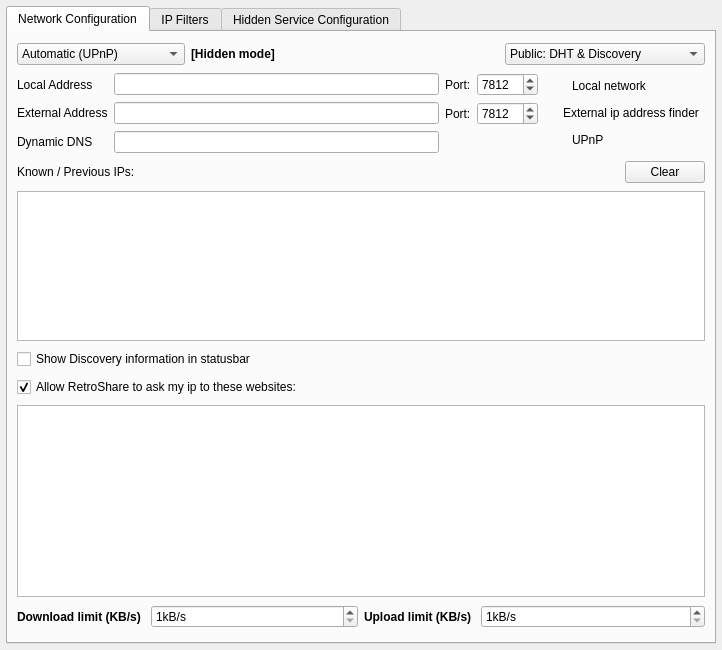
The window that retroshare-gui/src/gui/settings/ServerPage.ui (RetroShare/RetroShare) describes before a commit, drawn with Qt 5.
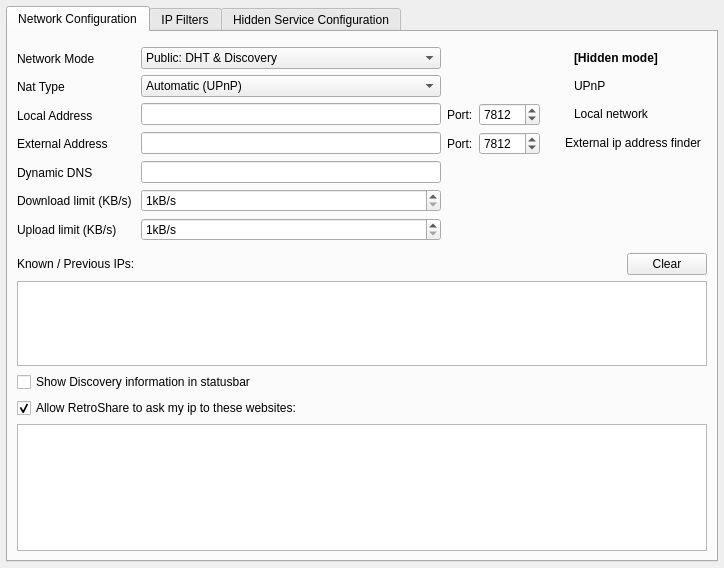
The same window after the commit. Icons and pictures are not drawn.

Commit message: Improved Network Settings Layout, better look and order

Diff of the .ui file:
```diff
--- a/retroshare-gui/src/gui/settings/ServerPage.ui
+++ b/retroshare-gui/src/gui/settings/ServerPage.ui
@@ -6,8 +6,8 @@
    <rect>
     <x>0</x>
     <y>0</y>
-    <width>722</width>
-    <height>650</height>
+    <width>724</width>
+    <height>568</height>
    </rect>
   </property>
   <layout class="QVBoxLayout" name="verticalLayout_3">
@@ -32,104 +32,36 @@
       <attribute name="title">
        <string>Network Configuration</string>
       </attribute>
-      <layout class="QVBoxLayout" name="verticalLayout_2">
-       <item>
-        <layout class="QHBoxLayout" name="horizontalLayout_2">
-         <item>
-          <widget class="QComboBox" name="netModeComboBox">
-           <item>
-            <property name="text">
-             <string>Automatic (UPnP)</string>
-            </property>
-           </item>
-           <item>
-            <property name="text">
-             <string>Firewalled</string>
-            </property>
-           </item>
-           <item>
-            <property name="text">
-             <string>Manually Forwarded Port</string>
-            </property>
-           </item>
-          </widget>
-         </item>
-         <item>
-          <widget class="QLabel" name="hiddenMode_LB">
-           <property name="font">
-            <font>
-             <weight>75</weight>
-             <bold>true</bold>
-            </font>
-           </property>
-           <property name="toolTip">
-            <string>&lt;html&gt;&lt;head/&gt;&lt;body&gt;&lt;p&gt;This Retroshare node is running in &amp;quot;Hidden Mode&amp;quot;. That means it can only be reached though the Tor network.&lt;/p&gt;&lt;p&gt;As such, some network options are disabled.&lt;/p&gt;&lt;/body&gt;&lt;/html&gt;</string>
-           </property>
-           <property name="text">
-            <string>[Hidden mode]</string>
-           </property>
-          </widget>
-         </item>
-         <item>
-          <spacer>
-           <property name="orientation">
-            <enum>Qt::Horizontal</enum>
-           </property>
-           <property name="sizeType">
-            <enum>QSizePolicy::MinimumExpanding</enum>
-           </property>
-           <property name="sizeHint" stdset="0">
-            <size>
-             <width>40</width>
-             <height>20</height>
-            </size>
-           </property>
-          </spacer>
-         </item>
-         <item>
-          <widget class="QComboBox" name="discComboBox">
-           <property name="minimumSize">
-            <size>
-             <width>200</width>
-             <height>0</height>
-            </size>
-           </property>
-           <property name="toolTip">
-            <string>&lt;html&gt;&lt;head/&gt;&lt;body&gt;&lt;p&gt;The DHT allows you to answer connection requests from your friends using BitTorrent's DHT. It greatly improves the connectivity. No information is actually stored in the DHT. It is only used as a proxy system to get in touch with other Retroshare nodes.&lt;/p&gt;&lt;p&gt;The Discovery service sends node name and ids of your trusted contacts to connected peers, to help them choose new friends. The friendship is never automatic however, and both peers still need to trust each other to allow connection. &lt;/p&gt;&lt;/body&gt;&lt;/html&gt;</string>
-           </property>
-           <item>
-            <property name="text">
-             <string>Public: DHT &amp; Discovery</string>
-            </property>
-           </item>
-           <item>
-            <property name="text">
-             <string>Private: Discovery Only</string>
-            </property>
-           </item>
-           <item>
-            <property name="text">
-             <string>Inverted: DHT Only</string>
-            </property>
-           </item>
-           <item>
-            <property name="text">
-             <string>Dark Net: None</string>
-            </property>
-           </item>
-          </widget>
-         </item>
-        </layout>
-       </item>
-       <item>
+      <layout class="QGridLayout" name="gridLayout_3">
+       <item row="0" column="0">
         <layout class="QHBoxLayout" name="horizontalLayout_3">
          <item>
           <layout class="QHBoxLayout">
            <property name="spacing">
             <number>6</number>
            </property>
+           <property name="topMargin">
+            <number>6</number>
+           </property>
+           <property name="bottomMargin">
+            <number>6</number>
+           </property>
            <item>
             <layout class="QVBoxLayout">
+             <item>
+              <widget class="QLabel" name="label_8">
+               <property name="text">
+                <string>Network Mode</string>
+               </property>
+              </widget>
+             </item>
+             <item>
+              <widget class="QLabel" name="label_11">
+               <property name="text">
+                <string>Nat Type</string>
+               </property>
+              </widget>
+             </item>
              <item>
               <widget class="QLabel" name="label">
                <property name="text">
@@ -151,6 +83,32 @@
                </property>
               </widget>
              </item>
+             <item>
+              <widget class="QLabel" name="label_14">
+               <property name="font">
+                <font>
+                 <weight>50</weight>
+                 <bold>false</bold>
+                </font>
+               </property>
+               <property name="text">
+                <string>Download limit (KB/s) </string>
+               </property>
+              </widget>
+             </item>
+             <item>
+              <widget class="QLabel" name="label_15">
+               <property name="font">
+                <font>
+                 <weight>50</weight>
+                 <bold>false</bold>
+                </font>
+               </property>
+               <property name="text">
+                <string>Upload limit (KB/s) </string>
+               </property>
+              </widget>
+             </item>
             </layout>
            </item>
            <item>
@@ -158,17 +116,42 @@
              <property name="spacing">
               <number>6</number>
              </property>
-             <item row="0" column="0">
+             <item row="5" column="0">
+              <widget class="QSpinBox" name="totalDownloadRate">
+               <property name="sizePolicy">
+                <sizepolicy hsizetype="MinimumExpanding" vsizetype="Fixed">
+                 <horstretch>0</horstretch>
+                 <verstretch>0</verstretch>
+                </sizepolicy>
+               </property>
+               <property name="toolTip">
+                <string>&lt;html&gt;&lt;head/&gt;&lt;body&gt;&lt;p&gt;This download limit covers the whole application. However, in some situations, such as when transfering many small files at once, the estimated bandwidth becomes unreliable and the total value reported by Retroshare might exceed that limit. &lt;/p&gt;&lt;/body&gt;&lt;/html&gt;</string>
+               </property>
+               <property name="suffix">
+                <string>kB/s</string>
+               </property>
+               <property name="minimum">
+                <number>1</number>
+               </property>
+               <property name="maximum">
+                <number>100000</number>
+               </property>
+               <property name="value">
+                <number>1</number>
+               </property>
+              </widget>
+             </item>
+             <item row="2" column="0">
               <widget class="QLineEdit" name="localAddress"/>
              </item>
-             <item row="0" column="1">
+             <item row="2" column="1">
               <widget class="QLabel" name="label_5">
                <property name="text">
                 <string>Port:</string>
                </property>
               </widget>
              </item>
-             <item row="0" column="2">
+             <item row="2" column="2">
               <widget class="QSpinBox" name="localPort">
                <property name="toolTip">
                 <string>Acceptable ports range from 10 to 65535. Normally Ports below 1024 are reserved by your system.</string>
@@ -184,17 +167,17 @@
                </property>
               </widget>
              </item>
-             <item row="1" column="0">
+             <item row="3" column="0">
               <widget class="QLineEdit" name="extAddress"/>
              </item>
-             <item row="1" column="1">
+             <item row="3" column="1">
               <widget class="QLabel" name="label_4">
                <property name="text">
                 <string>Port:</string>
                </property>
               </widget>
              </item>
-             <item row="1" column="2">
+             <item row="3" column="2">
               <widget class="QSpinBox" name="extPort">
                <property name="toolTip">
                 <string>Acceptable ports range from 10 to 65535. Normally ports below 1024 are reserved by your system.</string>
@@ -210,49 +193,62 @@
                </property>
               </widget>
              </item>
-             <item row="2" column="0">
+             <item row="4" column="0">
               <widget class="QLineEdit" name="dynDNS"/>
              </item>
-            </layout>
-           </item>
-          </layout>
+             <item row="1" column="0">
+              <widget class="QComboBox" name="netModeComboBox">
+               <item>
+                <property name="text">
+                 <string>Automatic (UPnP)</string>
+                </property>
+               </item>
+               <item>
+                <property name="text">
+                 <string>Firewalled</string>
+                </property>
          </item>
          <item>
-          <layout class="QVBoxLayout" name="verticalLayout">
-           <item>
-            <layout class="QGridLayout" name="_4">
-             <property name="leftMargin">
-              <number>6</number>
-             </property>
-             <property name="rightMargin">
-              <number>6</number>
-             </property>
+                <property name="text">
+                 <string>Manually Forwarded Port</string>
+                </property>
+               </item>
+              </widget>
+             </item>
              <item row="0" column="0">
-              <widget class="QLabel" name="iconlabel_netLimited">
-               <property name="maximumSize">
+              <widget class="QComboBox" name="discComboBox">
+               <property name="minimumSize">
                 <size>
-                 <width>16</width>
-                 <height>16</height>
+                 <width>200</width>
+                 <height>0</height>
                 </size>
                </property>
+               <property name="toolTip">
+                <string>&lt;html&gt;&lt;head/&gt;&lt;body&gt;&lt;p&gt;The DHT allows you to answer connection requests from your friends using BitTorrent's DHT. It greatly improves the connectivity. No information is actually stored in the DHT. It is only used as a proxy system to get in touch with other Retroshare nodes.&lt;/p&gt;&lt;p&gt;The Discovery service sends node name and ids of your trusted contacts to connected peers, to help them choose new friends. The friendship is never automatic however, and both peers still need to trust each other to allow connection. &lt;/p&gt;&lt;/body&gt;&lt;/html&gt;</string>
+               </property>
+               <item>
                <property name="text">
-                <string/>
-               </property>
-               <property name="pixmap">
-                <pixmap resource="../images.qrc">:/images/ledoff1.png</pixmap>
-               </property>
-              </widget>
-             </item>
-             <item row="0" column="1">
-              <widget class="QLabel" name="textlabel_netLimited">
+                 <string>Public: DHT &amp; Discovery</string>
+                </property>
+               </item>
+               <item>
+                <property name="text">
+                 <string>Private: Discovery Only</string>
+                </property>
+               </item>
+               <item>
                <property name="text">
-                <string>Local network</string>
-               </property>
-              </widget>
-             </item>
-            </layout>
-           </item>
+                 <string>Inverted: DHT Only</string>
+                </property>
+               </item>
            <item>
+                <property name="text">
+                 <string>Dark Net: None</string>
+                </property>
+               </item>
+              </widget>
+             </item>
+             <item row="3" column="3">
             <layout class="QGridLayout" name="_6">
              <property name="leftMargin">
               <number>6</number>
@@ -288,7 +284,68 @@
              </item>
             </layout>
            </item>
-           <item>
+             <item row="2" column="3">
+              <layout class="QGridLayout" name="_4">
+               <property name="leftMargin">
+                <number>6</number>
+               </property>
+               <property name="rightMargin">
+                <number>6</number>
+               </property>
+               <item row="0" column="0">
+                <widget class="QLabel" name="iconlabel_netLimited">
+                 <property name="maximumSize">
+                  <size>
+                   <width>16</width>
+                   <height>16</height>
+                  </size>
+                 </property>
+                 <property name="text">
+                  <string/>
+                 </property>
+                 <property name="pixmap">
+                  <pixmap resource="../images.qrc">:/images/ledoff1.png</pixmap>
+                 </property>
+                </widget>
+               </item>
+               <item row="0" column="1">
+                <widget class="QLabel" name="textlabel_netLimited">
+                 <property name="text">
+                  <string>Local network</string>
+                 </property>
+                </widget>
+               </item>
+              </layout>
+             </item>
+             <item row="6" column="0">
+              <widget class="QSpinBox" name="totalUploadRate">
+               <property name="sizePolicy">
+                <sizepolicy hsizetype="MinimumExpanding" vsizetype="Fixed">
+                 <horstretch>0</horstretch>
+                 <verstretch>0</verstretch>
+                </sizepolicy>
+               </property>
+               <property name="toolTip">
+                <string>&lt;html&gt;&lt;head/&gt;&lt;body&gt;&lt;p&gt;The upload limit covers the entire software. Too small an upload limit might eventually block low priority services (forums, channels). A minimum recommended value is 50KB/s. &lt;/p&gt;&lt;/body&gt;&lt;/html&gt;</string>
+               </property>
+               <property name="suffix">
+                <string>kB/s</string>
+               </property>
+               <property name="prefix">
+                <string/>
+               </property>
+               <property name="minimum">
+                <number>1</number>
+               </property>
+               <property name="maximum">
+                <number>100000</number>
+               </property>
+               <property name="value">
+                <number>1</number>
+               </property>
+              </widget>
+             </item>
+             <item row="1" column="3">
             <layout class="QGridLayout" name="_5">
              <property name="leftMargin">
               <number>6</number>
@@ -321,11 +378,55 @@
              </item>
             </layout>
            </item>
+             <item row="0" column="3">
+              <layout class="QGridLayout" name="_7">
+               <property name="leftMargin">
+                <number>6</number>
+               </property>
+               <property name="rightMargin">
+                <number>6</number>
+               </property>
+               <item row="0" column="0">
+                <widget class="QLabel" name="iconlabel_hiddenMode">
+                 <property name="maximumSize">
+                  <size>
+                   <width>16</width>
+                   <height>16</height>
+                  </size>
+                 </property>
+                 <property name="text">
+                  <string/>
+                 </property>
+                 <property name="pixmap">
+                  <pixmap resource="../images.qrc">:/images/ledoff1.png</pixmap>
+                 </property>
+                </widget>
+               </item>
+               <item row="0" column="1">
+                <widget class="QLabel" name="hiddenMode_LB">
+                 <property name="font">
+                  <font>
+                   <weight>75</weight>
+                   <bold>true</bold>
+                  </font>
+                 </property>
+                 <property name="toolTip">
+                  <string>&lt;html&gt;&lt;head/&gt;&lt;body&gt;&lt;p&gt;The bullet turns green as soon as Retroshare manages to get your own IP from the websites listed below, if you enabled that action. Retroshare will also use other means to find out your own IP.&lt;/p&gt;&lt;/body&gt;&lt;/html&gt;</string>
+                 </property>
+                 <property name="text">
+                  <string>[Hidden mode]</string>
+                 </property>
+                </widget>
+               </item>
           </layout>
          </item>
         </layout>
        </item>
-       <item>
+          </layout>
+         </item>
+        </layout>
+       </item>
+       <item row="1" column="0">
         <layout class="QHBoxLayout" name="horizontalLayout_7">
          <item>
           <widget class="QLabel" name="label_7">
@@ -359,7 +460,7 @@
          </item>
         </layout>
        </item>
-       <item>
+       <item row="2" column="0">
         <widget class="QListWidget" name="ipAddressList">
          <property name="maximumSize">
           <size>
@@ -369,14 +470,14 @@
          </property>
         </widget>
        </item>
-       <item>
+       <item row="3" column="0">
         <widget class="QCheckBox" name="showDiscStatusBar">
          <property name="text">
           <string>Show Discovery information in statusbar</string>
          </property>
         </widget>
        </item>
-       <item>
+       <item row="4" column="0">
         <widget class="QCheckBox" name="allowIpDeterminationCB">
          <property name="toolTip">
           <string>If you uncheck this, RetroShare can only determine your IP 
@@ -392,7 +493,7 @@
          </property>
         </widget>
        </item>
-       <item>
+       <item row="5" column="0">
         <widget class="QListWidget" name="IPServersLV">
          <property name="sizePolicy">
           <sizepolicy hsizetype="Expanding" vsizetype="Maximum">
@@ -405,100 +506,6 @@
          </property>
         </widget>
        </item>
-       <item>
-        <layout class="QHBoxLayout" name="horizontalLayout_6">
-         <item>
-          <layout class="QHBoxLayout" name="_2">
-           <item>
-            <widget class="QLabel" name="label_14">
-             <property name="font">
-              <font>
-               <weight>75</weight>
-               <bold>true</bold>
-              </font>
-             </property>
-             <property name="text">
-              <string>Download limit (KB/s) </string>
-             </property>
-            </widget>
-           </item>
-           <item>
-            <widget class="QSpinBox" name="totalDownloadRate">
-             <property name="sizePolicy">
-              <sizepolicy hsizetype="MinimumExpanding" vsizetype="Fixed">
-               <horstretch>0</horstretch>
-               <verstretch>0</verstretch>
-              </sizepolicy>
-             </property>
-             <property name="toolTip">
-              <string>&lt;html&gt;&lt;head/&gt;&lt;body&gt;&lt;p&gt;This download limit covers the whole application. However, in some situations, such as when transfering many small files at once, the estimated bandwidth becomes unreliable and the total value reported by Retroshare might exceed that limit. &lt;/p&gt;&lt;/body&gt;&lt;/html&gt;</string>
-             </property>
-             <property name="suffix">
-              <string>kB/s</string>
-             </property>
-             <property name="minimum">
-              <number>1</number>
-             </property>
-             <property name="maximum">
-              <number>100000</number>
-             </property>
-             <property name="value">
-              <number>1</number>
-             </property>
-            </widget>
-           </item>
-          </layout>
-         </item>
-         <item>
-          <layout class="QHBoxLayout" name="_3">
-           <property name="spacing">
-            <number>6</number>
-           </property>
-           <item>
-            <widget class="QLabel" name="label_15">
-             <property name="font">
-              <font>
-               <weight>75</weight>
-               <bold>true</bold>
-              </font>
-             </property>
-             <property name="text">
-              <string>Upload limit (KB/s) </string>
-             </property>
-            </widget>
-           </item>
-           <item>
-            <widget class="QSpinBox" name="totalUploadRate">
-             <property name="sizePolicy">
-              <sizepolicy hsizetype="MinimumExpanding" vsizetype="Fixed">
-               <horstretch>0</horstretch>
-               <verstretch>0</verstretch>
-              </sizepolicy>
-             </property>
-             <property name="toolTip">
-              <string>&lt;html&gt;&lt;head/&gt;&lt;body&gt;&lt;p&gt;The upload limit covers the entire software. Too small an upload limit might eventually block low priority services (forums, channels). A minimum recommended value is 50KB/s. &lt;/p&gt;&lt;/body&gt;&lt;/html&gt;</string>
-             </property>
-             <property name="suffix">
-              <string>kB/s</string>
-             </property>
-             <property name="prefix">
-              <string/>
-             </property>
-             <property name="minimum">
-              <number>1</number>
-             </property>
-             <property name="maximum">
-              <number>100000</number>
-             </property>
-             <property name="value">
-              <number>1</number>
-             </property>
-            </widget>
-           </item>
-          </layout>
-         </item>
-        </layout>
-       </item>
       </layout>
       <zorder>showDiscStatusBar</zorder>
       <zorder>allowIpDeterminationCB</zorder>
```
Left out of the diff: 3 changed lines with no effect on the pictures. Lines whose indentation alone changed are shown as unchanged. The commit also changes 2 other files.
